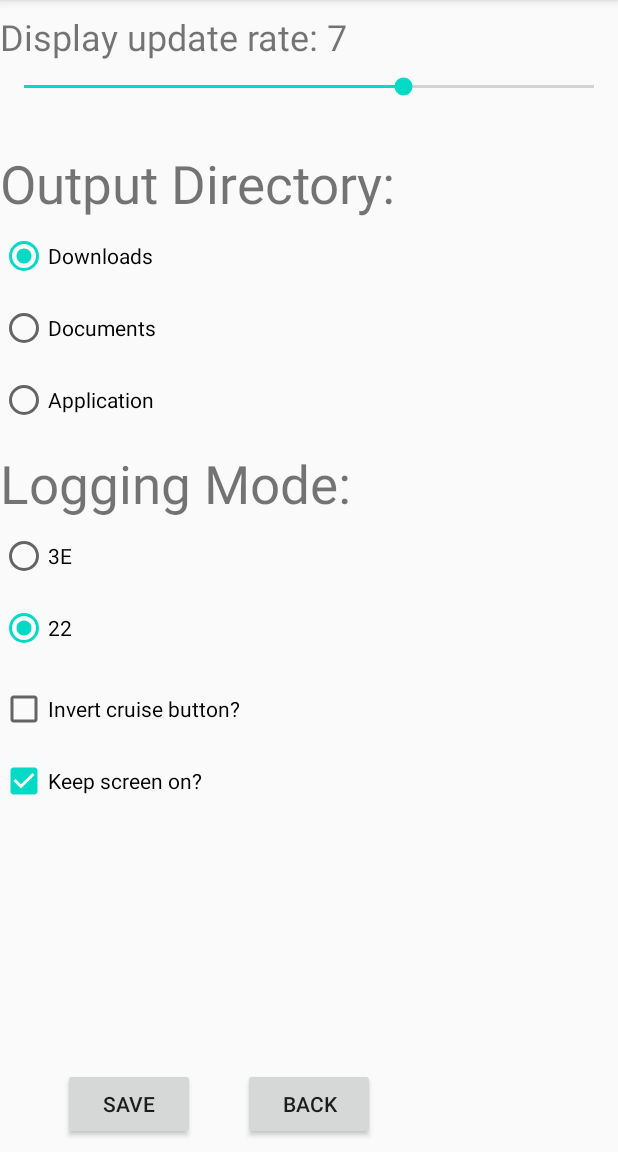
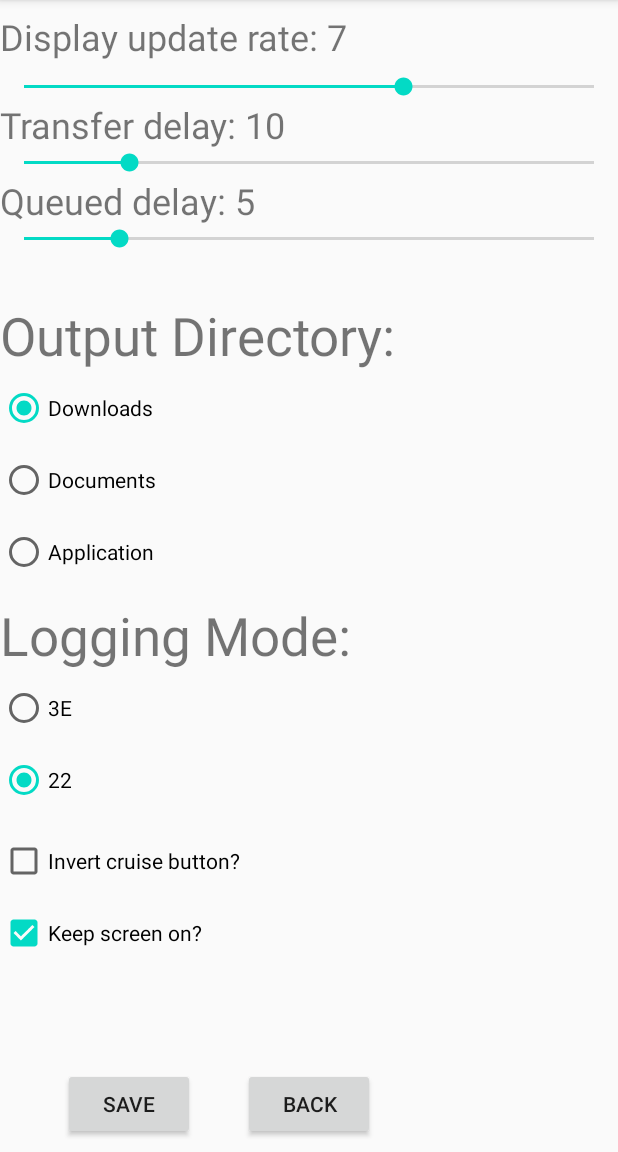
Before and after one commit to Switchleg1/VWFlashTools, an Android app: the SettingsFragment screen opened through its navigation route, after a tap on "SAVE", on a phone screen of 412 x 824 dp, the part 84-1236 px from its top. Run offline under Robolectric (Android 15) with nearby library versions, the phone set to English and light mode, and no system bars; our stand-ins replace navigation-ui; pictures from the network do not load; 1 statement that could not run was skipped.

Commit message:
Allows tweaking of the transmission rate.

```diff
--- a/app/src/main/java/com/app/vwflashtools/ConfigFile.kt
+++ b/app/src/main/java/com/app/vwflashtools/ConfigFile.kt
@@ -105,6 +105,14 @@ object ConfigFile {
                 "KeepScreenOn" -> {
                     Settings.keepScreenOn = value == "true"
                 }
+                "PersistDelay" -> {
+                    val i = value.toInt()
+                    Settings.persistDelay = i
+                }
+                "PersistQDelay" -> {
+                    val i = value.toInt()
+                    Settings.persistQDelay = i
+                }
             }
         } catch (e: NumberFormatException) {
             Log.i(TAG, e.toString())
@@ -176,10 +184,12 @@ object ConfigFile {
 
     private fun writeDefaultConfig(filename: String?, context: Context?) {
         mProperties["Config.Mode"] = "22"
-        mProperties["Config.UpdateRate"] = "7"
         mProperties["Config.OutputDirectory"] = "Downloads"
-        mProperties["Config.InverseCruise"] = "false"
-        mProperties["Config.KeepScreenOn"] = "true"
+        mProperties["Config.UpdateRate"] = (11-DEFAULT_UPDATE_RATE).toString()
+        mProperties["Config.InverseCruise"] = DEFAULT_INVERT_CRUISE.toString()
+        mProperties["Config.KeepScreenOn"] = DEFAULT_KEEP_SCREEN_ON.toString()
+        mProperties["Config.PersistDelay"] = DEFAULT_PERSIST_DELAY.toString()
+        mProperties["Config.PersistQDelay"] = DEFAULT_PERSIST_Q_DELAY.toString()
         for(i in 0 until DIDs.list22.count()) {
             mProperties["PID.22.${i.toTwo()}.Address"] = DIDs.list22[i].address.toShort().toHex()
             mProperties["PID.22.${i.toTwo()}.Length"] = DIDs.list22[i].length.toString()
--- a/app/src/main/java/com/app/vwflashtools/LoggingFragment.kt
+++ b/app/src/main/java/com/app/vwflashtools/LoggingFragment.kt
@@ -82,7 +82,7 @@ class LoggingFragment : Fragment() {
         mPackCount = view.findViewById<TextView>(R.id.textViewPackCount)
 
         //Build layout
-        if(mViewModel.dataList == null || mViewModel.dataList!!.count() != DIDs.list().count()) {
+        if(mViewModel.dataList == null || mViewModel.dataList?.count() != DIDs.list().count()) {
             mViewModel.dataList = arrayOfNulls(DIDs.list().count())
         }
         mPIDS = arrayOfNulls(DIDs.list().count())
--- a/app/src/main/java/com/app/vwflashtools/Settings.kt
+++ b/app/src/main/java/com/app/vwflashtools/Settings.kt
@@ -3,6 +3,8 @@ package com.app.vwflashtools
 object Settings {
     var updateRate = DEFAULT_UPDATE_RATE
     var outputDirectory = DEFAULT_DIRECTORY
-    var invertCruise = false
-    var keepScreenOn = true
+    var invertCruise = DEFAULT_INVERT_CRUISE
+    var keepScreenOn = DEFAULT_KEEP_SCREEN_ON
+    var persistDelay = DEFAULT_PERSIST_DELAY
+    var persistQDelay = DEFAULT_PERSIST_Q_DELAY
 }
--- a/app/src/main/java/com/app/vwflashtools/SettingsFragment.kt
+++ b/app/src/main/java/com/app/vwflashtools/SettingsFragment.kt
@@ -32,43 +32,7 @@ class SettingsFragment : Fragment() {
         }
 
         view.findViewById<Button>(R.id.buttonSave).setOnClickListener {
-            // Set logging mode
-            if(view.findViewById<RadioButton>(R.id.radioButton3E).isChecked) {
-                ConfigFile.set("Config.Mode", "3E")
-            } else {
-                ConfigFile.set("Config.Mode", "22")
-            }
-
-            // Set default output folder
-            when {
-                view.findViewById<RadioButton>(R.id.radioButtonDownloads).isChecked -> {
-                    ConfigFile.set("Config.OutputDirectory", "Downloads")
-                }
-                view.findViewById<RadioButton>(R.id.radioButtonDocuments).isChecked -> {
-                    ConfigFile.set("Config.OutputDirectory", "Documents")
-                }
-                else -> {
-                    ConfigFile.set("Config.OutputDirectory", "App")
-                }
-            }
-
-            //Set invert cruise
-            ConfigFile.set("Config.InvertCruise", view.findViewById<CheckBox>(R.id.checkBoxInvertCruise).isChecked.toString())
-
-            //Set screen on
-            ConfigFile.set("Config.KeepScreenOn", view.findViewById<CheckBox>(R.id.checkBoxScreenOn).isChecked.toString())
-
-            // Set update rate
-            ConfigFile.set("Config.UpdateRate", view.findViewById<SeekBar>(R.id.seekBarUpdateRate).progress.toString())
-
-            //Stop logging
-            val serviceIntent = Intent(context, BTService::class.java)
-            serviceIntent.action = BT_DO_STOP_PID.toString()
-            ContextCompat.startForegroundService(this.requireContext(), serviceIntent)
-
-            // Write config
-            ConfigFile.write(LOG_FILENAME, context)
-            ConfigFile.read(LOG_FILENAME, context)
+            doSave()
         }
 
         view.findViewById<SeekBar>(R.id.seekBarUpdateRate).setOnSeekBarChangeListener(object :
@@ -86,42 +50,138 @@ class SettingsFragment : Fragment() {
             }
         })
 
+        view.findViewById<SeekBar>(R.id.seekBarPersistDelay).setOnSeekBarChangeListener(object :
+            OnSeekBarChangeListener {
+            override fun onStopTrackingTouch(seekBar: SeekBar) {
+                // TODO Auto-generated method stub
+            }
+
+            override fun onStartTrackingTouch(seekBar: SeekBar) {
+                // TODO Auto-generated method stub
+            }
+
+            override fun onProgressChanged(seekBar: SeekBar, progress: Int, fromUser: Boolean) {
+                view.findViewById<TextView>(R.id.textViewPersistDelay).text = getString(R.string.textview_settings_persist_delay, view.findViewById<SeekBar>(R.id.seekBarPersistDelay).progress)
+            }
+        })
+
+        view.findViewById<SeekBar>(R.id.seekBarPersistQDelay).setOnSeekBarChangeListener(object :
+            OnSeekBarChangeListener {
+            override fun onStopTrackingTouch(seekBar: SeekBar) {
+                // TODO Auto-generated method stub
+            }
+
+            override fun onStartTrackingTouch(seekBar: SeekBar) {
+                // TODO Auto-generated method stub
+            }
+
+            override fun onProgressChanged(seekBar: SeekBar, progress: Int, fromUser: Boolean) {
+                view.findViewById<TextView>(R.id.textViewPersistQDelay).text = getString(R.string.textview_settings_persist_q_delay, view.findViewById<SeekBar>(R.id.seekBarPersistQDelay).progress)
+            }
+        })
+
         doShow()
     }
 
     private fun doShow() {
+        view?.let { currentView ->
+            //Get update rate
+            currentView.findViewById<SeekBar>(R.id.seekBarUpdateRate)?.let { updateRate ->
+                updateRate.min = 1
+                updateRate.max = 10
+                updateRate.progress = 11 - Settings.updateRate
+                updateRate.callOnClick()
+            }
+
+            //Get persist delay
+            currentView.findViewById<SeekBar>(R.id.seekBarPersistDelay)?.let { persistDelay ->
+                persistDelay.min = 1
+                persistDelay.max = 50
+                persistDelay.progress = Settings.persistDelay
+                persistDelay.callOnClick()
+            }
+
+            //Get persist queue delay
+            currentView.findViewById<SeekBar>(R.id.seekBarPersistQDelay)?.let { persistQDelay ->
+                persistQDelay.min = 1
+                persistQDelay.max = 25
+                persistQDelay.progress = Settings.persistQDelay
+                persistQDelay.callOnClick()
+            }
+
             //Get logging mode
-        if(UDSLogger.getMode() == UDS_LOGGING_3E) {
-            view?.findViewById<RadioButton>(R.id.radioButton3E)?.isChecked = true
+            if (UDSLogger.getMode() == UDS_LOGGING_3E) {
+                currentView.findViewById<RadioButton>(R.id.radioButton3E).isChecked = true
             } else {
-            view?.findViewById<RadioButton>(R.id.radioButton22)?.isChecked = true
+                currentView.findViewById<RadioButton>(R.id.radioButton22).isChecked = true
             }
 
             //Get output directory
             when (Settings.outputDirectory) {
                 Environment.DIRECTORY_DOWNLOADS -> {
-                view?.findViewById<RadioButton>(R.id.radioButtonDownloads)?.isChecked = true
+                    currentView.findViewById<RadioButton>(R.id.radioButtonDownloads).isChecked = true
                 }
                 Environment.DIRECTORY_DOCUMENTS -> {
-                view?.findViewById<RadioButton>(R.id.radioButtonDocuments)?.isChecked = true
+                    currentView.findViewById<RadioButton>(R.id.radioButtonDocuments).isChecked = true
                 }
                 else -> {
-                view?.findViewById<RadioButton>(R.id.radioButtonApplication)?.isChecked = true
+                    currentView.findViewById<RadioButton>(R.id.radioButtonApplication).isChecked = true
                 }
             }
 
             //Get cruise invert
-        view?.findViewById<CheckBox>(R.id.checkBoxInvertCruise)?.isChecked = Settings.invertCruise
+            currentView.findViewById<CheckBox>(R.id.checkBoxInvertCruise).isChecked = Settings.invertCruise
 
             //Get keep screen on
-        view?.findViewById<CheckBox>(R.id.checkBoxScreenOn)?.isChecked = Settings.keepScreenOn
+            currentView.findViewById<CheckBox>(R.id.checkBoxScreenOn).isChecked = Settings.keepScreenOn
+        }
+    }
 
-        //Get update rate
-        view?.findViewById<SeekBar>(R.id.seekBarUpdateRate)?.let { updateRate ->
-            updateRate.min = 1
-            updateRate.max = 10
-            updateRate.progress = 11 - Settings.updateRate
-            updateRate.callOnClick()
+    private fun doSave() {
+        view?.let { currentView ->
+            // Set update rate
+            ConfigFile.set("Config.UpdateRate", currentView.findViewById<SeekBar>(R.id.seekBarUpdateRate).progress.toString())
+
+            // Set persist delay
+            ConfigFile.set("Config.PersistDelay", currentView.findViewById<SeekBar>(R.id.seekBarPersistDelay).progress.toString())
+
+            // Set persist delay
+            ConfigFile.set("Config.PersistQDelay", currentView.findViewById<SeekBar>(R.id.seekBarPersistQDelay).progress.toString())
+
+            // Set logging mode
+            if(currentView.findViewById<RadioButton>(R.id.radioButton3E).isChecked) {
+                ConfigFile.set("Config.Mode", "3E")
+            } else {
+                ConfigFile.set("Config.Mode", "22")
+            }
+
+            // Set default output folder
+            when {
+                currentView.findViewById<RadioButton>(R.id.radioButtonDownloads).isChecked -> {
+                    ConfigFile.set("Config.OutputDirectory", "Downloads")
+                }
+                currentView.findViewById<RadioButton>(R.id.radioButtonDocuments).isChecked -> {
+                    ConfigFile.set("Config.OutputDirectory", "Documents")
+                }
+                else -> {
+                    ConfigFile.set("Config.OutputDirectory", "App")
+                }
+            }
+
+            //Set invert cruise
+            ConfigFile.set("Config.InvertCruise", currentView.findViewById<CheckBox>(R.id.checkBoxInvertCruise).isChecked.toString())
+
+            //Set screen on
+            ConfigFile.set("Config.KeepScreenOn", currentView.findViewById<CheckBox>(R.id.checkBoxScreenOn).isChecked.toString())
+
+            //Stop logging
+            val serviceIntent = Intent(context, BTService::class.java)
+            serviceIntent.action = BT_DO_STOP_PID.toString()
+            ContextCompat.startForegroundService(this.requireContext(), serviceIntent)
+
+            // Write config
+            ConfigFile.write(LOG_FILENAME, context)
+            ConfigFile.read(LOG_FILENAME, context)
         }
     }
 }
--- a/app/src/main/res/layout/fragment_settings.xml
+++ b/app/src/main/res/layout/fragment_settings.xml
@@ -52,6 +52,30 @@
                 android:layout_width="match_parent"
                 android:layout_height="wrap_content"
                 android:layout_marginTop="8dp" />
+
+            <TextView
+                android:id="@+id/textViewPersistDelay"
+                android:layout_width="match_parent"
+                android:layout_height="wrap_content"
+                android:text="@string/textview_settings_persist_delay"
+                android:textSize="24sp" />
+
+            <SeekBar
+                android:id="@+id/seekBarPersistDelay"
+                android:layout_width="match_parent"
+                android:layout_height="wrap_content" />
+
+            <TextView
+                android:id="@+id/textViewPersistQDelay"
+                android:layout_width="match_parent"
+                android:layout_height="wrap_content"
+                android:text="@string/textview_settings_persist_q_delay"
+                android:textSize="24sp" />
+
+            <SeekBar
+                android:id="@+id/seekBarPersistQDelay"
+                android:layout_width="match_parent"
+                android:layout_height="wrap_content" />
 
             <RadioGroup
                 android:layout_width="match_parent"
--- a/app/src/main/res/values/strings.xml
+++ b/app/src/main/res/values/strings.xml
@@ -34,6 +34,8 @@
     <string name="radio_settings_mode_application">Application</string>
     <!-- Strings used for misc -->
     <string name="textview_settings_updaterate">Display update rate: <xliff:g id="rate">%1$d</xliff:g></string>
+    <string name="textview_settings_persist_delay">Transfer delay: <xliff:g id="rate">%1$d</xliff:g></string>
+    <string name="textview_settings_persist_q_delay">Queued delay: <xliff:g id="rate">%1$d</xliff:g></string>
     <string name="textview_settings_mode">Logging Mode:</string>
     <string name="textview_settings_directory">Output Directory:</string>
     <string name="textview_fps">fps: </string>
```
Also changed, not shown: app/src/main/java/com/app/vwflashtools/BTService.kt (+15 -1 lines), app/src/main/java/com/app/vwflashtools/Constants.kt (+14 -5 lines). Lines whose indentation alone changed are shown as unchanged.
